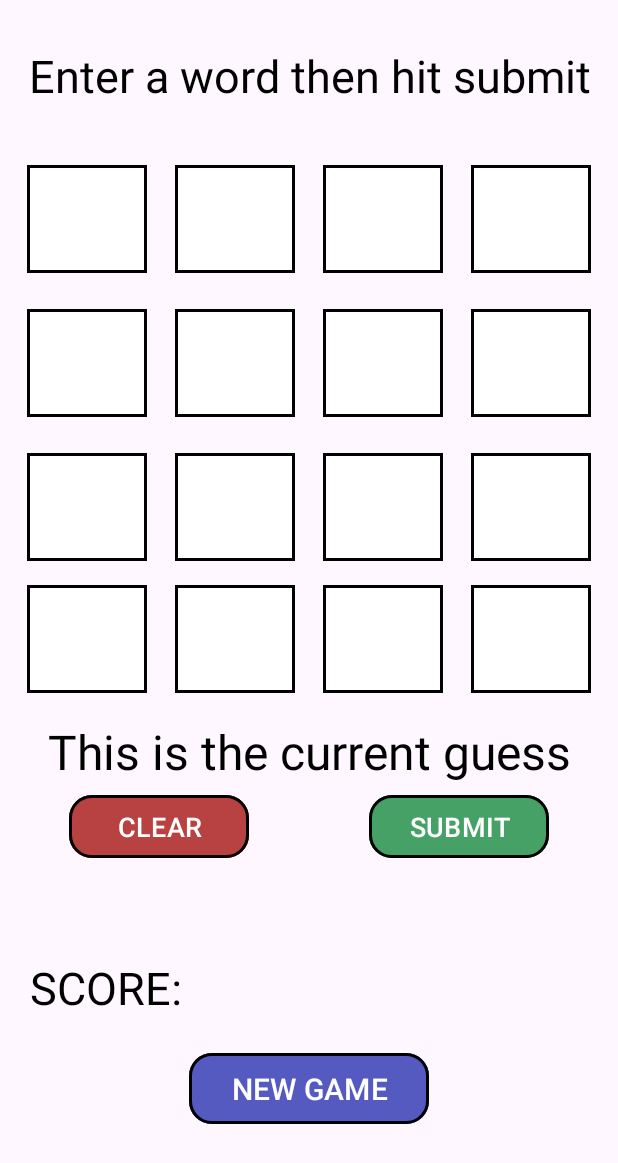
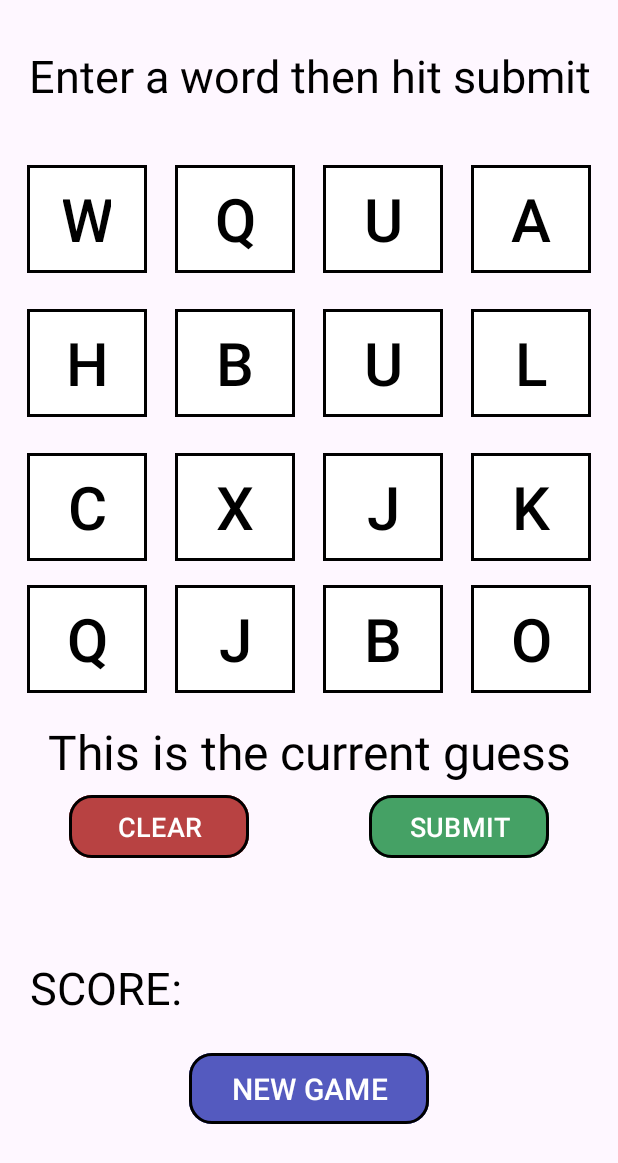
Before and after one commit to MatthewHilliard/MatthewHilliard-Boggle, an Android app: the screen it shows after launch (MainActivity), on a phone screen of 412 x 824 dp. Shown: the top 1163 px of the screen. Run offline under Robolectric (Android 15) with nearby library versions, the phone set to English and light mode, and no system bars.

Commit message:
Randomized letter for each button

```diff
--- a/app/src/main/java/com/example/matthewhilliard_boggle/BoardFragment.kt
+++ b/app/src/main/java/com/example/matthewhilliard_boggle/BoardFragment.kt
@@ -4,9 +4,37 @@ import android.os.Bundle
 import android.view.LayoutInflater
 import android.view.View
 import android.view.ViewGroup
+import android.widget.Button
 import androidx.fragment.app.Fragment
 
 class BoardFragment : Fragment() {
+    private val boardButtons: Array<Button> by lazy {
+        arrayOf(
+            buttonOne, buttonTwo, buttonThree, buttonFour,
+            buttonFive, buttonSix, buttonSeven, buttonEight,
+            buttonNine, buttonTen, buttonEleven, buttonTwelve,
+            buttonThirteen, buttonFourteen, buttonFifteen, buttonSixteen
+        )
+    }
+
+    private lateinit var buttonOne: Button
+    private lateinit var buttonTwo: Button
+    private lateinit var buttonThree: Button
+    private lateinit var buttonFour: Button
+    private lateinit var buttonFive: Button
+    private lateinit var buttonSix: Button
+    private lateinit var buttonSeven: Button
+    private lateinit var buttonEight: Button
+    private lateinit var buttonNine: Button
+    private lateinit var buttonTen: Button
+    private lateinit var buttonEleven: Button
+    private lateinit var buttonTwelve: Button
+    private lateinit var buttonThirteen: Button
+    private lateinit var buttonFourteen: Button
+    private lateinit var buttonFifteen: Button
+    private lateinit var buttonSixteen: Button
+
+
     override fun onCreateView(
         inflater: LayoutInflater,
         container: ViewGroup?,
@@ -14,6 +42,40 @@ class BoardFragment : Fragment() {
     ): View? {
         val view = inflater.inflate(R.layout.board_fragment, container, false)
 
+        newGame(view)
         return view
     }
+
+    private fun newGame(view: View){
+        buttonOne = view.findViewById(R.id.buttonOne)
+        buttonTwo = view.findViewById(R.id.buttonTwo)
+        buttonThree = view.findViewById(R.id.buttonThree)
+        buttonFour = view.findViewById(R.id.buttonFour)
+        buttonFive = view.findViewById(R.id.buttonFive)
+        buttonSix = view.findViewById(R.id.buttonSix)
+        buttonSeven = view.findViewById(R.id.buttonSeven)
+        buttonEight = view.findViewById(R.id.buttonEight)
+        buttonNine = view.findViewById(R.id.buttonNine)
+        buttonTen = view.findViewById(R.id.buttonTen)
+        buttonEleven = view.findViewById(R.id.buttonEleven)
+        buttonTwelve = view.findViewById(R.id.buttonTwelve)
+        buttonThirteen = view.findViewById(R.id.buttonThirteen)
+        buttonFourteen = view.findViewById(R.id.buttonFourteen)
+        buttonFifteen = view.findViewById(R.id.buttonFifteen)
+        buttonSixteen = view.findViewById(R.id.buttonSixteen)
+
+        randomizeLetters()
+        resetButtonColor()
+    }
+
+    private fun randomizeLetters(){
+        boardButtons.forEach { button ->
+            val randomLetter = ('A'..'Z').random()
+            button.text = randomLetter.toString()
+        }
+    }
+
+    private fun resetButtonColor(){
+
+    }
 }
--- a/app/src/main/java/com/example/matthewhilliard_boggle/MainActivity.kt
+++ b/app/src/main/java/com/example/matthewhilliard_boggle/MainActivity.kt
@@ -7,5 +7,6 @@ class MainActivity : AppCompatActivity() {
     override fun onCreate(savedInstanceState: Bundle?) {
         super.onCreate(savedInstanceState)
         setContentView(R.layout.activity_main)
+
     }
 }
--- a/app/src/main/res/layout/board_fragment.xml
+++ b/app/src/main/res/layout/board_fragment.xml
@@ -21,6 +21,7 @@
 
     <com.google.android.material.button.MaterialButton
         android:id="@+id/buttonOne"
+        android:onClick="buttonClicked"
         android:layout_width="80dp"
         android:layout_height="80dp"
         android:layout_marginStart="15dp"
@@ -34,10 +35,14 @@
         app:layout_constraintStart_toStartOf="parent"
         app:layout_constraintTop_toBottomOf="@+id/headerText"
         app:strokeColor="@color/black"
-        app:strokeWidth="2dp" />
+        app:strokeWidth="2dp"
+        android:text="A"
+        android:textColor="@color/black"
+        android:textSize="40dp"/>
 
     <com.google.android.material.button.MaterialButton
         android:id="@+id/buttonTwo"
+        android:onClick="buttonClicked"
         android:layout_width="80dp"
         android:layout_height="80dp"
         android:layout_marginStart="8dp"
@@ -51,10 +56,14 @@
         app:layout_constraintStart_toEndOf="@+id/buttonOne"
         app:layout_constraintTop_toBottomOf="@+id/headerText"
         app:strokeColor="@color/black"
-        app:strokeWidth="2dp" />
+        app:strokeWidth="2dp"
+        android:text="A"
+        android:textColor="@color/black"
+        android:textSize="40dp"/>
 
     <com.google.android.material.button.MaterialButton
         android:id="@+id/buttonThree"
+        android:onClick="buttonClicked"
         android:layout_width="80dp"
         android:layout_height="80dp"
         android:layout_marginStart="8dp"
@@ -68,10 +77,14 @@
         app:layout_constraintStart_toEndOf="@+id/buttonTwo"
         app:layout_constraintTop_toBottomOf="@+id/headerText"
         app:strokeColor="@color/black"
-        app:strokeWidth="2dp" />
+        app:strokeWidth="2dp"
+        android:text="A"
+        android:textColor="@color/black"
+        android:textSize="40dp"/>
 
     <com.google.android.material.button.MaterialButton
         android:id="@+id/buttonFour"
+        android:onClick="buttonClicked"
         android:layout_width="80dp"
         android:layout_height="80dp"
         android:layout_marginStart="8dp"
@@ -85,10 +98,14 @@
         app:layout_constraintStart_toEndOf="@+id/buttonThree"
         app:layout_constraintTop_toBottomOf="@+id/headerText"
         app:strokeColor="@color/black"
-        app:strokeWidth="2dp" />
+        app:strokeWidth="2dp"
+        android:text="A"
+        android:textColor="@color/black"
+        android:textSize="40dp"/>
 
     <com.google.android.material.button.MaterialButton
         android:id="@+id/buttonFive"
+        android:onClick="buttonClicked"
         android:layout_width="80dp"
         android:layout_height="80dp"
         android:layout_marginStart="15dp"
@@ -102,10 +119,14 @@
         app:layout_constraintStart_toStartOf="parent"
         app:layout_constraintTop_toBottomOf="@+id/buttonOne"
         app:strokeColor="@color/black"
-        app:strokeWidth="2dp" />
+        app:strokeWidth="2dp"
+        android:text="A"
+        android:textColor="@color/black"
+        android:textSize="40dp"/>
 
     <com.google.android.material.button.MaterialButton
         android:id="@+id/buttonSix"
+        android:onClick="buttonClicked"
         android:layout_width="80dp"
         android:layout_height="80dp"
         android:layout_marginStart="8dp"
@@ -119,10 +140,14 @@
         app:layout_constraintStart_toEndOf="@+id/buttonFive"
         app:layout_constraintTop_toBottomOf="@+id/buttonTwo"
         app:strokeColor="@color/black"
-        app:strokeWidth="2dp" />
+        app:strokeWidth="2dp"
+        android:text="A"
+        android:textColor="@color/black"
+        android:textSize="40dp"/>
 
     <com.google.android.material.button.MaterialButton
         android:id="@+id/buttonSeven"
+        android:onClick="buttonClicked"
         android:layout_width="80dp"
         android:layout_height="80dp"
         android:layout_marginStart="8dp"
@@ -136,10 +161,14 @@
         app:layout_constraintStart_toEndOf="@+id/buttonSix"
         app:layout_constraintTop_toBottomOf="@+id/buttonThree"
         app:strokeColor="@color/black"
-        app:strokeWidth="2dp" />
+        app:strokeWidth="2dp"
+        android:text="A"
+        android:textColor="@color/black"
+        android:textSize="40dp"/>
 
     <com.google.android.material.button.MaterialButton
         android:id="@+id/buttonEight"
+        android:onClick="buttonClicked"
         android:layout_width="80dp"
         android:layout_height="80dp"
         android:layout_marginStart="8dp"
@@ -153,10 +182,14 @@
         app:layout_constraintStart_toEndOf="@+id/buttonSeven"
         app:layout_constraintTop_toBottomOf="@+id/buttonFour"
         app:strokeColor="@color/black"
-        app:strokeWidth="2dp" />
+        app:strokeWidth="2dp"
+        android:text="A"
+        android:textColor="@color/black"
+        android:textSize="40dp"/>
 
     <com.google.android.material.button.MaterialButton
         android:id="@+id/buttonNine"
+        android:onClick="buttonClicked"
         android:layout_width="80dp"
         android:layout_height="80dp"
         android:layout_marginStart="15dp"
@@ -170,10 +203,14 @@
         app:layout_constraintStart_toStartOf="parent"
         app:layout_constraintTop_toBottomOf="@+id/buttonFive"
         app:strokeColor="@color/black"
-        app:strokeWidth="2dp" />
+        app:strokeWidth="2dp"
+        android:text="A"
+        android:textColor="@color/black"
+        android:textSize="40dp"/>
 
     <com.google.android.material.button.MaterialButton
         android:id="@+id/buttonTen"
+        android:onClick="buttonClicked"
         android:layout_width="80dp"
         android:layout_height="80dp"
         android:layout_marginStart="8dp"
@@ -187,10 +224,14 @@
         app:layout_constraintStart_toEndOf="@+id/buttonNine"
         app:layout_constraintTop_toBottomOf="@+id/buttonSix"
         app:strokeColor="@color/black"
-        app:strokeWidth="2dp" />
+        app:strokeWidth="2dp"
+        android:text="A"
+        android:textColor="@color/black"
+        android:textSize="40dp"/>
 
     <com.google.android.material.button.MaterialButton
         android:id="@+id/buttonEleven"
+        android:onClick="buttonClicked"
         android:layout_width="80dp"
         android:layout_height="80dp"
         android:layout_marginStart="8dp"
@@ -204,10 +245,14 @@
         app:layout_constraintStart_toEndOf="@+id/buttonTen"
         app:layout_constraintTop_toBottomOf="@+id/buttonSeven"
         app:strokeColor="@color/black"
-        app:strokeWidth="2dp" />
+        app:strokeWidth="2dp"
+        android:text="A"
+        android:textColor="@color/black"
+        android:textSize="40dp"/>
 
     <com.google.android.material.button.MaterialButton
         android:id="@+id/buttonTwelve"
+        android:onClick="buttonClicked"
         android:layout_width="80dp"
         android:layout_height="80dp"
         android:layout_marginStart="8dp"
@@ -221,10 +266,14 @@
         app:layout_constraintStart_toEndOf="@+id/buttonEleven"
         app:layout_constraintTop_toBottomOf="@+id/buttonEight"
         app:strokeColor="@color/black"
-        app:strokeWidth="2dp" />
+        app:strokeWidth="2dp"
+        android:text="A"
+        android:textColor="@color/black"
+        android:textSize="40dp"/>
 
     <com.google.android.material.button.MaterialButton
         android:id="@+id/buttonThirteen"
+        android:onClick="buttonClicked"
         android:layout_width="80dp"
         android:layout_height="80dp"
         android:layout_marginStart="15dp"
@@ -236,10 +285,14 @@
         app:layout_constraintStart_toStartOf="parent"
         app:layout_constraintTop_toBottomOf="@+id/buttonNine"
         app:strokeColor="@color/black"
-        app:strokeWidth="2dp" />
+        app:strokeWidth="2dp"
+        android:text="A"
+        android:textColor="@color/black"
+        android:textSize="40dp"/>
 
     <com.google.android.material.button.MaterialButton
         android:id="@+id/buttonFourteen"
+        android:onClick="buttonClicked"
         android:layout_width="80dp"
         android:layout_height="80dp"
         android:layout_marginStart="8dp"
@@ -251,10 +304,14 @@
         app:layout_constraintStart_toEndOf="@+id/buttonThirteen"
         app:layout_constraintTop_toBottomOf="@+id/buttonTen"
         app:strokeColor="@color/black"
-        app:strokeWidth="2dp" />
+        app:strokeWidth="2dp"
+        android:text="A"
+        android:textColor="@color/black"
+        android:textSize="40dp"/>
 
     <com.google.android.material.button.MaterialButton
         android:id="@+id/buttonFifteen"
+        android:onClick="buttonClicked"
         android:layout_width="80dp"
         android:layout_height="80dp"
         android:layout_marginStart="8dp"
@@ -266,10 +323,14 @@
         app:layout_constraintStart_toEndOf="@+id/buttonFourteen"
         app:layout_constraintTop_toBottomOf="@+id/buttonEleven"
         app:strokeColor="@color/black"
-        app:strokeWidth="2dp" />
+        app:strokeWidth="2dp"
+        android:text="A"
+        android:textColor="@color/black"
+        android:textSize="40dp"/>
 
     <com.google.android.material.button.MaterialButton
         android:id="@+id/buttonSixteen"
+        android:onClick="buttonClicked"
         android:layout_width="80dp"
         android:layout_height="80dp"
         android:layout_marginStart="8dp"
@@ -281,7 +342,10 @@
         app:layout_constraintStart_toEndOf="@+id/buttonFifteen"
         app:layout_constraintTop_toBottomOf="@+id/buttonTwelve"
         app:strokeColor="@color/black"
-        app:strokeWidth="2dp" />
+        app:strokeWidth="2dp"
+        android:text="A"
+        android:textColor="@color/black"
+        android:textSize="40dp"/>
 
     <TextView
         android:id="@+id/currentGuessText"
```
